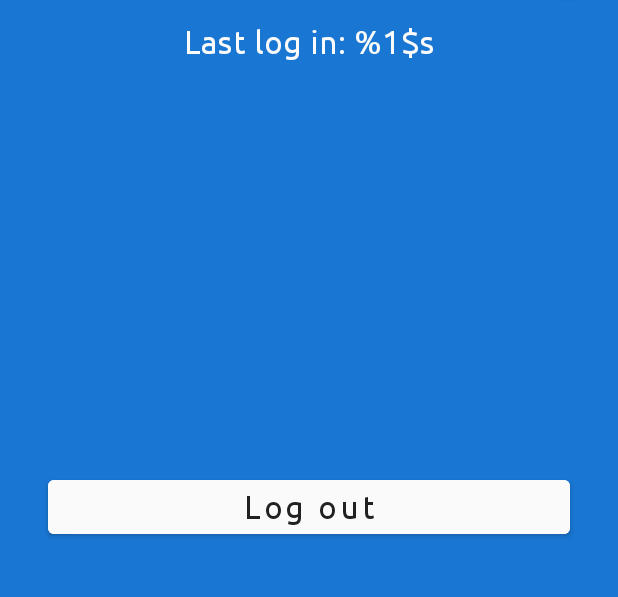
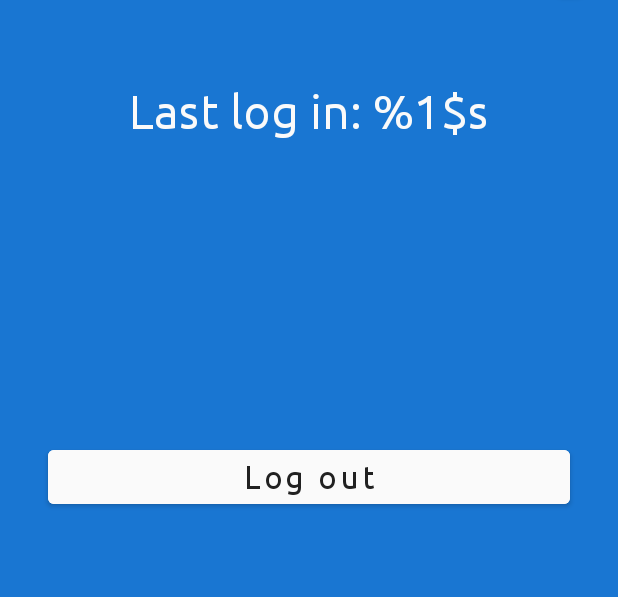
Before and after one commit to hubinsord/LogInSimulator, an Android app: the fragment DashboardFragment placed in its activity, on a phone screen of 412 x 824 dp, the part 173-770 px from its top. Run offline under Robolectric (Android 15) with nearby library versions, the phone set to English and light mode, and no system bars; our stand-ins replace Dagger/Hilt's generated code, data binding.

Commit message:
feature: adjusted fragment_dashboard.xml

```diff
--- a/app/src/main/java/com/hubinsord/loginsimulator/app/ui/dashboard/DashboardFragment.kt
+++ b/app/src/main/java/com/hubinsord/loginsimulator/app/ui/dashboard/DashboardFragment.kt
@@ -32,12 +32,10 @@ class DashboardFragment : Fragment(R.layout.fragment_dashboard) {
     }
 
     private fun initViews() {
-        viewModel.userLogged()
-
+        viewModel.onUserLoggedIn()
         binding.btnLogOut.setOnClickListener {
             viewModel.onButtonLogOutClicked()
         }
-
     }
 
     private fun initObservers() {
@@ -52,7 +50,7 @@ class DashboardFragment : Fragment(R.layout.fragment_dashboard) {
     private fun handleEvent(event: DashboardEvent) {
         when (event) {
             is DashboardEvent.LoggedInFirstTime -> {
-             binding.tvLoginInfo.text = getString(R.string.fragment_dashboard_first_login)
+                binding.tvLoginInfo.text = getString(R.string.fragment_dashboard_first_login)
             }
             is DashboardEvent.LoggedIn -> {
                 binding.tvLoginInfo.text = getString(R.string.dashboard_tv_logging_info, event.date)
@@ -60,7 +58,6 @@ class DashboardFragment : Fragment(R.layout.fragment_dashboard) {
             is DashboardEvent.Logout -> {
                 val action = DashboardFragmentDirections.actionDashboardFragmentToLogInFragment()
                 findNavController().navigate(action)
-
             }
         }
     }
--- a/app/src/main/java/com/hubinsord/loginsimulator/app/ui/dashboard/DashboardVM.kt
+++ b/app/src/main/java/com/hubinsord/loginsimulator/app/ui/dashboard/DashboardVM.kt
@@ -32,10 +32,13 @@ class DashboardVM @Inject constructor(
         _event.postValue(Event(DashboardEvent.Logout))
     }
 
-    fun userLogged() {
-        if (account!!.lastLoginDate == null) {
-            _event.postValue(Event(DashboardEvent.LoggedInFirstTime))
-        } else
-            _event.postValue(Event(DashboardEvent.LoggedIn(account!!.lastLoginDateFormatted!!)))
+    fun onUserLoggedIn() {
+        account?.let {
+            if (it.lastLoginDate == null) {
+                _event.postValue(Event(DashboardEvent.LoggedInFirstTime))
+            } else
+                _event.postValue(Event(DashboardEvent.LoggedIn(it.lastLoginDateFormatted ?: "")))
+        }
+
     }
 }
--- a/app/src/main/java/com/hubinsord/loginsimulator/app/ui/login/CredentialInputValidator.kt
+++ b/app/src/main/java/com/hubinsord/loginsimulator/app/ui/login/CredentialInputValidator.kt
@@ -1,12 +1,11 @@
 package com.hubinsord.loginsimulator.app.ui.login
 
 sealed class CredentialInputValidator {
-
+    object UserNameDefault: CredentialInputValidator()
     object UserNameEmpty : CredentialInputValidator()
     object UserNameTooShort : CredentialInputValidator()
     object UserNameTooLittleLetters : CredentialInputValidator()
     object UserNameNotExisting : CredentialInputValidator()
+    object PasswordDefault: CredentialInputValidator()
     object PasswordIncorrect : CredentialInputValidator()
-    object UserNameDefault: CredentialInputValidator()
-    object PasswordDefault: CredentialInputValidator()
 }
--- a/app/src/main/java/com/hubinsord/loginsimulator/app/ui/login/LogInFragment.kt
+++ b/app/src/main/java/com/hubinsord/loginsimulator/app/ui/login/LogInFragment.kt
@@ -1,6 +1,7 @@
 package com.hubinsord.loginsimulator.app.ui.login
 
 import android.os.Bundle
+import android.util.Log
 import androidx.fragment.app.Fragment
 import android.view.LayoutInflater
 import android.view.View
@@ -49,6 +50,7 @@ class LogInFragment : Fragment(R.layout.fragment_log_in) {
             }
         }
         viewModel.validationState.observe(viewLifecycleOwner){
+            Log.d("Credential", "${it}")
             when(it){
                 is CredentialInputValidator.UserNameEmpty -> {
                     binding.tvUserNameValidation.text = resources.getString(R.string.fragment_log_in_empty_user_name)
--- a/app/src/main/res/layout/fragment_dashboard.xml
+++ b/app/src/main/res/layout/fragment_dashboard.xml
@@ -17,11 +17,12 @@
         android:background="@color/blue_700">
 
         <androidx.cardview.widget.CardView
+            android:id="@+id/cd_user_logo"
             android:layout_width="50dp"
             android:layout_height="50dp"
             android:layout_margin="8dp"
+            android:backgroundTint="@color/white"
             app:cardCornerRadius="50dp"
-            android:backgroundTint="@color/white"
             app:layout_constraintEnd_toEndOf="parent"
             app:layout_constraintTop_toTopOf="parent">
 
@@ -34,6 +35,24 @@
         </androidx.cardview.widget.CardView>
 
         <TextView
+            android:id="@+id/tv_user_name"
+            android:layout_width="0dp"
+            android:layout_marginEnd="14dp"
+            android:layout_height="wrap_content"
+            android:fontFamily="@font/ubuntu_regular"
+            android:gravity="end"
+            android:text="@{viewModel.account.userName}"
+            android:textColor="@color/grey_50"
+            android:textSize="18sp"
+            app:layout_constraintEnd_toStartOf="@+id/cd_user_logo"
+            app:layout_constraintStart_toStartOf="parent"
+            app:layout_constraintTop_toTopOf="parent"
+            app:layout_constraintBottom_toBottomOf="@+id/cd_user_logo"
+            tools:text="user name"
+            tools:textColor="@color/grey_50"
+            tools:textSize="18sp" />
+
+        <TextView
             android:id="@+id/tv_login_info"
             android:layout_width="0dp"
             android:layout_height="wrap_content"
@@ -43,29 +62,12 @@
             android:padding="4dp"
             android:text="@string/dashboard_tv_logging_info"
             android:textColor="@color/grey_50"
-            android:textSize="22sp"
-            app:layout_constraintEnd_toEndOf="parent"
-            app:layout_constraintStart_toStartOf="parent"
-            app:layout_constraintTop_toTopOf="parent" />
-
-        <TextView
-            android:id="@+id/tv_user_name"
-            android:layout_width="0dp"
-            android:layout_height="wrap_content"
-            android:fontFamily="@font/ubuntu_regular"
-            android:gravity="center"
-            android:text="@{viewModel.account.userName}"
-            android:textColor="@color/grey_50"
             android:textSize="32sp"
             app:layout_constraintEnd_toEndOf="parent"
             app:layout_constraintStart_toStartOf="parent"
-            app:layout_constraintTop_toBottomOf="@+id/tv_login_info"
-            tools:text="user name"
-            tools:textColor="@color/grey_50"
-            tools:textSize="32sp" />
+            app:layout_constraintTop_toBottomOf="@+id/tv_user_name" />
 
-
-        <com.google.android.material.button.MaterialButton
+                <com.google.android.material.button.MaterialButton
             android:id="@+id/btn_log_out"
             android:layout_width="match_parent"
             android:layout_height="wrap_content"
@@ -79,8 +81,8 @@
             app:layout_constraintBottom_toBottomOf="parent"
             app:layout_constraintEnd_toEndOf="parent"
             app:layout_constraintStart_toStartOf="parent"
-            app:layout_constraintTop_toBottomOf="@+id/tv_user_name"
-            app:layout_constraintVertical_bias="0.4" />
+            app:layout_constraintTop_toBottomOf="@+id/tv_login_info"
+            app:layout_constraintVertical_bias="0.35" />
 
 
     </androidx.constraintlayout.widget.ConstraintLayout>
--- a/app/src/main/res/layout/fragment_log_in.xml
+++ b/app/src/main/res/layout/fragment_log_in.xml
@@ -36,6 +36,7 @@
             android:textColor="@color/grey_900"
             android:textColorHint="@color/grey_500"
             android:textSize="22sp"
+
             app:layout_constraintBottom_toBottomOf="parent"
             app:layout_constraintEnd_toEndOf="parent"
             app:layout_constraintVertical_bias="0.4"
--- a/app/src/main/res/values/strings.xml
+++ b/app/src/main/res/values/strings.xml
@@ -4,12 +4,12 @@
 <!--    login fragment-->
     <string name="log_in_til_user_name">Name</string>
     <string name="log_in_til_password">Password</string>
-    <string name="fragment_log_in_default_validation">*Required</string>
+    <string name="fragment_log_in_default_validation">*required</string>
     <string name="log_in_btn_log_in">Log in</string>
-    <string name="fragment_log_in_short_user_name">User name length should have at least 6 characters</string>
-    <string name="fragment_log_in_too_little_letters">user name must contain at least 4 letters</string>
-    <string name="fragment_log_in_empty_user_name">user name must not be empty</string>
-    <string name="fragment_log_in_user_doesnt_exist">No such user</string>
+    <string name="fragment_log_in_short_user_name">*user name length should have at least 6 characters</string>
+    <string name="fragment_log_in_too_little_letters">*user name must contain at least 4 letters</string>
+    <string name="fragment_log_in_empty_user_name">*user name must not be empty</string>
+    <string name="fragment_log_in_user_doesnt_exist">*such user doesn\'t exist</string>
     <string name="fragment_log_in_incorrect_password">*incorrect password</string>
 
     <!--    dashboard fragment-->
```
Also changed, not shown: app/src/main/java/com/hubinsord/loginsimulator/app/ui/login/LogInVM.kt (+16 -9 lines), 1 other file.
